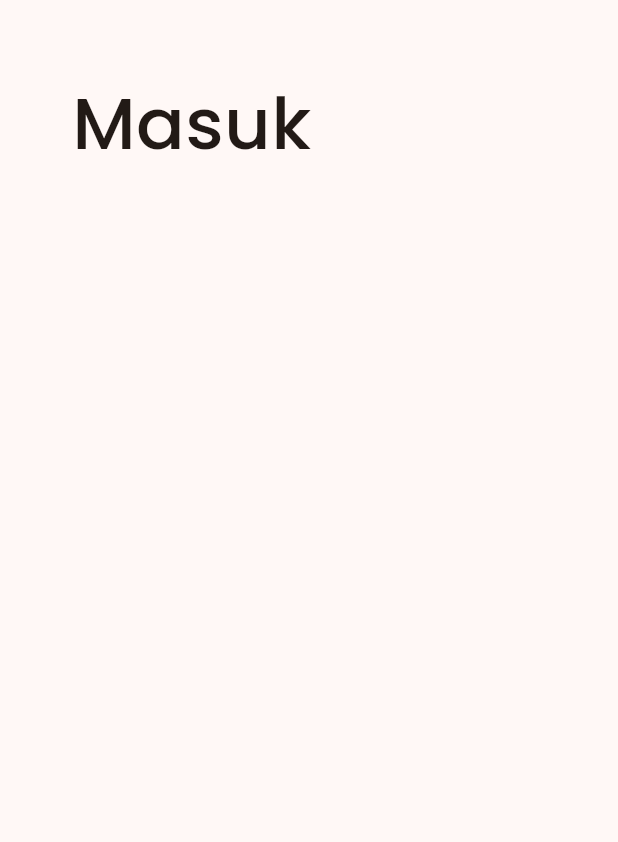
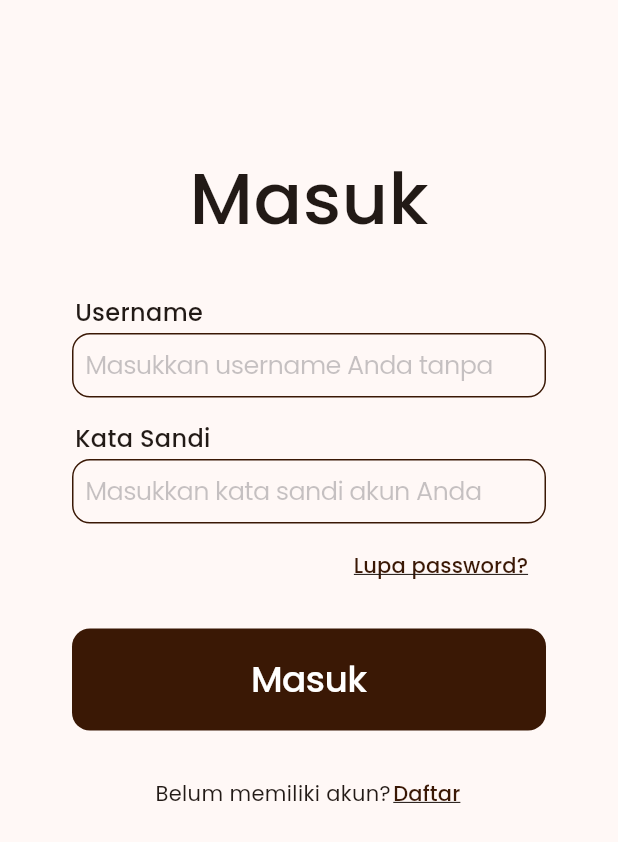
Before and after one commit to ivantrywicaksono/makarya_frontend, a Flutter app: the LoginScreen screen opened by its route, on a phone screen of 412 x 824 dp. Shown: the top 842 px of the screen. Run offline on Flutter 3.47's test engine with Material 3 defaults, Android fonts, the phone set to English and light mode, and no system bars; our stand-ins replace go_router, google_fonts, image_picker.

Commit message:
text link on register and login screen

```diff
--- a/lib/main.dart
+++ b/lib/main.dart
@@ -88,10 +88,8 @@ class MyApp extends StatelessWidget {
           ),
           GoRoute(
             path: '/komunitas',
-            builder: (BuildContext context, GoRouterState state) => Text(
-              "Komunitas",
-              style: TextStyle(fontSize: 100),
-            ),
+            builder: (BuildContext context, GoRouterState state) =>
+                KomunitasListPage(),
           ),
           GoRoute(
             path: '/pengajuan',
--- a/lib/screens/login_screen.dart
+++ b/lib/screens/login_screen.dart
@@ -1,8 +1,10 @@
 part of screens;
 
 class LoginScreen extends StatelessWidget {
-  const LoginScreen({super.key});
+  LoginScreen({super.key});
 
+  TextEditingController _usernameController = TextEditingController();
+  TextEditingController _passwordController = TextEditingController();
   @override
   Widget build(BuildContext context) {
     return Scaffold(
@@ -10,21 +12,78 @@ class LoginScreen extends StatelessWidget {
         padding: EdgeInsets.all(48),
         child: Column(
           children: [
-            Text(
-              "Masuk",
-              style: GoogleFonts.poppins(
-                  textStyle: TextStyle(
-                fontSize: 48,
-                fontWeight: FontWeight.w500,
+            SizedBox(height: 32),
+            Padding(
+              padding: const EdgeInsets.symmetric(vertical: 18.0),
+              child: Text(
+                "Masuk",
+                style: GoogleFonts.poppins(
+                    textStyle: TextStyle(
+                  fontSize: 48,
+                  fontWeight: FontWeight.w500,
                 )),
               ),
-            // LabelInput(
-            //     label: 'Username',
-            //     placeholder: 'Masukkan username Anda tanpa menggunakan spasi'),
-            // LabelInput(
-            //     label: 'Kata Sandi', placeholder: 'Masukkan kata sandi akun Anda'),
-            // TextButton(onPressed: () => context.go('/'), child: Text("Masuk"))
-            // Align(child: TextButton(),)
+            ),
+            LabelInput(
+              type: TextInputType.name,
+              controller: _usernameController,
+              label: 'Username',
+              placeholder: 'Masukkan username Anda tanpa menggunakan spasi',
+            ),
+            LabelInput(
+              type: TextInputType.visiblePassword,
+              isObscured: true,
+              controller: _passwordController,
+              label: 'Kata Sandi',
+              placeholder: 'Masukkan kata sandi akun Anda',
+            ),
+            Align(
+              alignment: Alignment.centerRight,
+              child: TextButton(
+                // onPressed: () => context.go('/forget-password'),
+                onPressed: () {},
+                child: Text(
+                  'Lupa password?',
+                  style: GoogleFonts.poppins(
+                    textStyle: TextStyle(
+                      decoration: TextDecoration.underline,
+                    ),
+                  ),
+                ),
+              ),
+            ),
+            Padding(
+              padding: const EdgeInsets.symmetric(vertical: 18.0),
+              child: PrimaryButton(
+                text: 'Masuk',
+                onPressed: () => context.go('/'),
+              ),
+            ),
+            Row(
+              mainAxisSize: MainAxisSize.min,
+              mainAxisAlignment: MainAxisAlignment.center,
+              children: [
+                Text(
+                  'Belum memiliki akun?',
+                  style: GoogleFonts.poppins(),
+                ),
+                TextButton(
+                  style: TextButton.styleFrom(
+                    padding: EdgeInsets.zero,
+                    minimumSize: Size.zero,
+                  ),
+                  onPressed: () => context.go('/register'),
+                  child: Text(
+                    'Daftar',
+                    style: GoogleFonts.poppins(
+                      textStyle: TextStyle(
+                        decoration: TextDecoration.underline,
+                      ),
+                    ),
+                  ),
+                ),
+              ],
+            ),
           ],
         ),
       ),
--- a/lib/widgets/label_input.dart
+++ b/lib/widgets/label_input.dart
@@ -10,7 +10,7 @@ class LabelInput extends StatelessWidget {
   const LabelInput({
     super.key,
     required this.label,
-    required this.placeholder,
+    this.placeholder = '',
     required this.controller,
     required this.type,
     this.isObscured = false,
```
Also changed, not shown: lib/screens/daftar.dart (+28 -2 lines).
